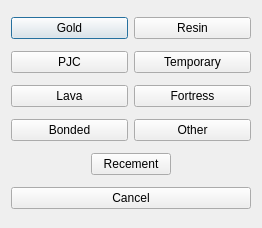
This is src/openmolar/qt-designer/crownChoice.ui in rowinggolfer/openmolar1 as Qt 5 draws it before an edit. The edited form follows.
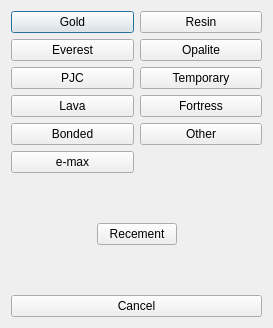
This is the edited form. Icons and pictures are not drawn.

Commit message: better parsing of feescales using python's eval function. (because I am rolling out a new feescale in my practice) more crown types. some backporting from openmolar2 (not much!)

What changed in the file:
```diff
--- a/src/openmolar/qt-designer/crownChoice.ui
+++ b/src/openmolar/qt-designer/crownChoice.ui
@@ -1,77 +1,90 @@
 <ui version="4.0" >
  <class>Dialog</class>
- <widget class="QDialog" name="Dialog" >
-  <property name="geometry" >
+ <widget class="QDialog" name="Dialog">
+  <property name="geometry">
    <rect>
     <x>0</x>
     <y>0</y>
-    <width>249</width>
-    <height>228</height>
+    <width>273</width>
+    <height>328</height>
    </rect>
   </property>
   <property name="windowTitle" >
    <string>Choose</string>
   </property>
-  <layout class="QGridLayout" name="gridLayout" >
-   <item row="0" column="0" colspan="2" >
-    <widget class="QPushButton" name="gold" >
-     <property name="text" >
+  <layout class="QGridLayout" name="gridLayout">
+   <item row="9" column="1">
+    <spacer name="verticalSpacer">
+     <property name="orientation">
+      <enum>Qt::Vertical</enum>
+     </property>
+     <property name="sizeHint" stdset="0">
+      <size>
+       <width>20</width>
+       <height>40</height>
+      </size>
+     </property>
+    </spacer>
+   </item>
+   <item row="1" column="0" colspan="2">
+    <widget class="QPushButton" name="gold">
+     <property name="text">
       <string>Gold</string>
      </property>
     </widget>
    </item>
-   <item row="0" column="2" colspan="2" >
-    <widget class="QPushButton" name="resin" >
-     <property name="text" >
+   <item row="1" column="2" colspan="2">
+    <widget class="QPushButton" name="resin">
+     <property name="text">
       <string>Resin</string>
      </property>
     </widget>
    </item>
-   <item row="1" column="0" colspan="2" >
-    <widget class="QPushButton" name="pjc" >
-     <property name="text" >
+   <item row="3" column="0" colspan="2">
+    <widget class="QPushButton" name="pjc">
+     <property name="text">
       <string>PJC</string>
      </property>
     </widget>
    </item>
-   <item row="1" column="2" colspan="2" >
-    <widget class="QPushButton" name="temp" >
-     <property name="text" >
+   <item row="3" column="2" colspan="2">
+    <widget class="QPushButton" name="temp">
+     <property name="text">
       <string>Temporary</string>
      </property>
     </widget>
    </item>
-   <item row="2" column="0" colspan="2" >
-    <widget class="QPushButton" name="lava" >
-     <property name="text" >
+   <item row="4" column="0" colspan="2">
+    <widget class="QPushButton" name="lava">
+     <property name="text">
       <string>Lava</string>
      </property>
     </widget>
    </item>
-   <item row="2" column="2" colspan="2" >
-    <widget class="QPushButton" name="fortress" >
-     <property name="text" >
+   <item row="4" column="2" colspan="2">
+    <widget class="QPushButton" name="fortress">
+     <property name="text">
       <string>Fortress</string>
      </property>
     </widget>
    </item>
-   <item row="3" column="0" colspan="2" >
-    <widget class="QPushButton" name="bonded" >
-     <property name="text" >
+   <item row="5" column="0" colspan="2">
+    <widget class="QPushButton" name="bonded">
+     <property name="text">
       <string>Bonded</string>
      </property>
     </widget>
    </item>
-   <item row="3" column="2" colspan="2" >
-    <widget class="QPushButton" name="other" >
-     <property name="text" >
+   <item row="5" column="2" colspan="2">
+    <widget class="QPushButton" name="other">
+     <property name="text">
       <string>Other</string>
      </property>
     </widget>
    </item>
-   <item row="4" column="0" >
-    <spacer name="horizontalSpacer" >
-     <property name="orientation" >
+   <item row="8" column="0">
+    <spacer name="horizontalSpacer">
+     <property name="orientation">
       <enum>Qt::Horizontal</enum>
      </property>
      <property name="sizeHint" stdset="0" >
@@ -82,16 +95,16 @@
      </property>
     </spacer>
    </item>
-   <item row="4" column="1" colspan="2" >
-    <widget class="QPushButton" name="recement" >
-     <property name="text" >
+   <item row="8" column="1" colspan="2">
+    <widget class="QPushButton" name="recement">
+     <property name="text">
       <string>Recement</string>
      </property>
     </widget>
    </item>
-   <item row="4" column="3" >
-    <spacer name="horizontalSpacer_2" >
-     <property name="orientation" >
+   <item row="8" column="3">
+    <spacer name="horizontalSpacer_2">
+     <property name="orientation">
       <enum>Qt::Horizontal</enum>
      </property>
      <property name="sizeHint" stdset="0" >
@@ -102,9 +115,9 @@
      </property>
     </spacer>
    </item>
-   <item row="5" column="0" colspan="4" >
-    <widget class="QPushButton" name="cancel_pushButton" >
-     <property name="text" >
+   <item row="10" column="0" colspan="4">
+    <widget class="QPushButton" name="cancel_pushButton">
+     <property name="text">
       <string>Cancel</string>
      </property>
      <property name="icon" >
@@ -113,6 +126,40 @@
      </property>
     </widget>
    </item>
+   <item row="2" column="2" colspan="2">
+    <widget class="QPushButton" name="opalite">
+     <property name="text">
+      <string>Opalite</string>
+     </property>
+    </widget>
+   </item>
+   <item row="2" column="0" colspan="2">
+    <widget class="QPushButton" name="everest">
+     <property name="text">
+      <string>Everest</string>
+     </property>
+    </widget>
+   </item>
+   <item row="6" column="0" colspan="2">
+    <widget class="QPushButton" name="emax">
+     <property name="text">
+      <string>e-max</string>
+     </property>
+    </widget>
+   </item>
+   <item row="7" column="1">
+    <spacer name="verticalSpacer_2">
+     <property name="orientation">
+      <enum>Qt::Vertical</enum>
+     </property>
+     <property name="sizeHint" stdset="0">
+      <size>
+       <width>20</width>
+       <height>40</height>
+      </size>
+     </property>
+    </spacer>
+   </item>
   </layout>
  </widget>
  <resources>
```
Left out of the diff: 19 changed lines with no effect on the pictures. The commit also changes 25 other files.
